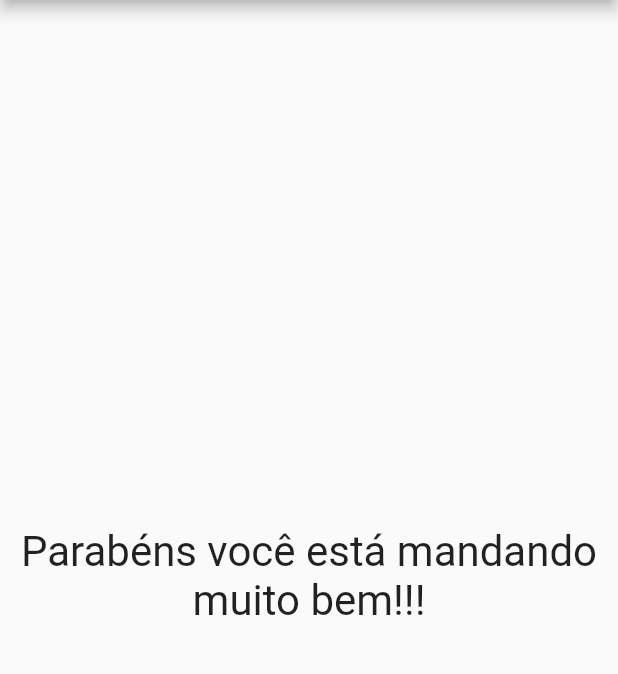
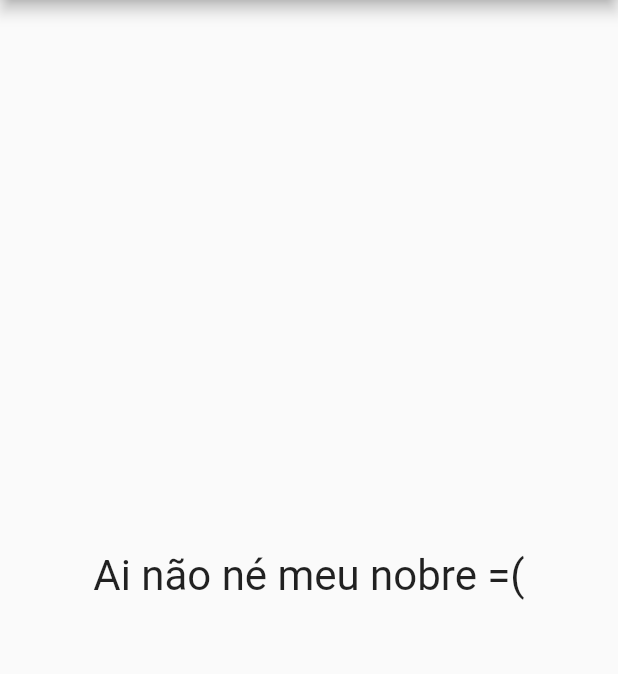
Before and after one commit to Thejuniordev/projeto_perguntaas, a Flutter app: the screen it shows after launch, after a tap on "<grid>", after a tap on "<section>", after a tap on "{} => ()", on a phone screen of 412 x 824 dp, the part 84-758 px from its top. Run offline on Flutter 3.47's test engine with Material 2 defaults, Android fonts, the phone set to English and light mode, and no system bars.

Commit message:
feat(Section 2): Add others message

```diff
--- a/lib/main.dart
+++ b/lib/main.dart
@@ -64,7 +64,9 @@ class _PerguntaAppState extends State<PerguntaApp> {
                 perguntas: _perguntas,
                 perguntaSelecionada: _perguntaSelecionada,
                 responder: _responder)
-            : const Result(),
+            : Result(
+                point: _totalPoints,
+              ),
       ),
     );
   }
--- a/lib/responses.dart
+++ b/lib/responses.dart
@@ -11,7 +11,10 @@ class Responses extends StatelessWidget {
     return Container(
       width: double.infinity,
       child: ElevatedButton(
-        child: Text(text),
+        child: Text(
+          text,
+          style: const TextStyle(fontSize: 20),
+        ),
         onPressed: onSelection,
       ),
     );
--- a/lib/result.dart
+++ b/lib/result.dart
@@ -1,14 +1,25 @@
 import 'package:flutter/material.dart';
 
 class Result extends StatelessWidget {
-  const Result({Key? key}) : super(key: key);
+  final int point;
+  const Result({required this.point, Key? key}) : super(key: key);
+
+  String get resultText {
+    if (point >= 30) {
+      return 'Parabéns meu nobre';
+    } else if (point <= 15) {
+      return 'Ai não né meu nobre =(';
+    } else {
+      return 'Sei lá meu nobre';
+    }
+  }
 
   @override
   Widget build(BuildContext context) {
-    return const Center(
+    return Center(
       child: Text(
-        'Parabéns você está mandando muito bem!!!',
-        style: TextStyle(fontSize: 28),
+        resultText,
+        style: const TextStyle(fontSize: 28),
         textAlign: TextAlign.center,
       ),
     );
```
